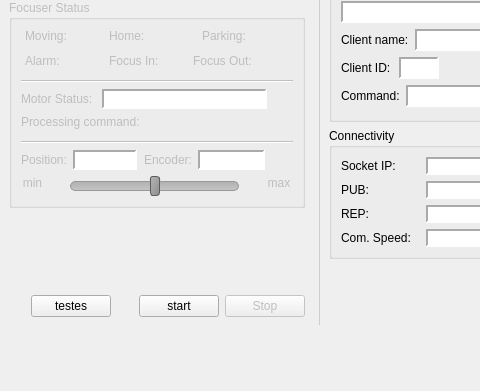
Old version of the form assets/ui/main.ui in the repository dev-LNA/HostFocuser160; both pictures show x 0 to 480 and y 194 to 585 of the 645 by 585 pixel window.
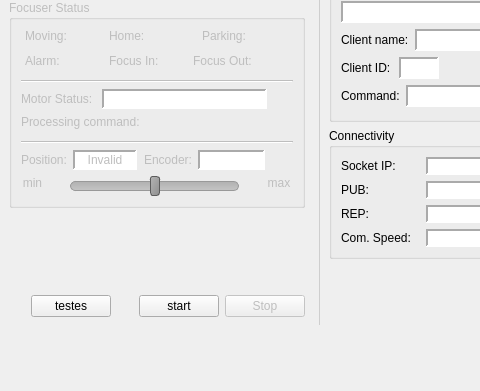
New version of the form. Icons and pictures are not drawn.

Commit message:
Small changes in client and client UI
- Now the position labels show 'Invalid' when the motor is not
initialized

What changed in the file:
```diff
--- a/assets/ui/main.ui
+++ b/assets/ui/main.ui
@@ -4190,7 +4190,7 @@
                  <number>0</number>
                 </property>
                 <property name="text">
-                 <string/>
+                 <string>Invalid</string>
                 </property>
                 <property name="alignment">
                  <set>Qt::AlignmentFlag::AlignCenter</set>
```
The commit also changes 4 other files.
